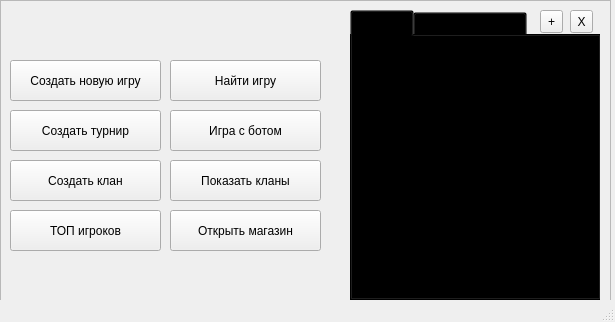
This is Client/mainmenu.ui in ChazGrant/Battleship as Qt 5 draws it before an edit. The edited form follows.
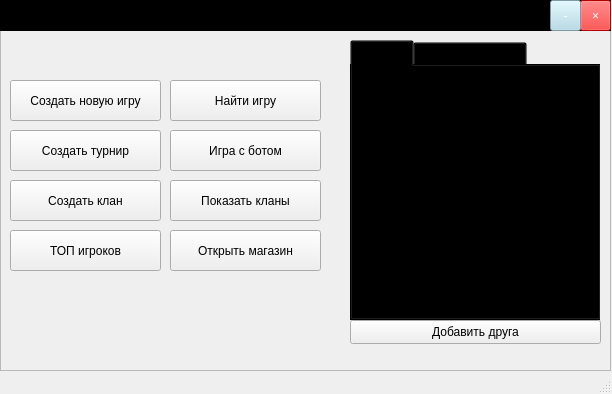
This is the edited form.

```diff
--- a/Client/mainmenu.ui
+++ b/Client/mainmenu.ui
@@ -6,10 +6,22 @@
    <rect>
     <x>0</x>
     <y>0</y>
-    <width>615</width>
-    <height>322</height>
+    <width>612</width>
+    <height>394</height>
    </rect>
   </property>
+  <property name="minimumSize">
+   <size>
+    <width>612</width>
+    <height>394</height>
+   </size>
+  </property>
+  <property name="maximumSize">
+   <size>
+    <width>612</width>
+    <height>394</height>
+   </size>
+  </property>
   <property name="windowTitle">
    <string>MainWindow</string>
   </property>
@@ -20,7 +32,7 @@
       <x>0</x>
       <y>0</y>
       <width>611</width>
-      <height>301</height>
+      <height>371</height>
      </rect>
     </property>
     <property name="frameShape">
@@ -33,7 +45,7 @@
      <property name="geometry">
       <rect>
        <x>10</x>
-       <y>10</y>
+       <y>40</y>
        <width>321</width>
        <height>41</height>
       </rect>
@@ -46,7 +58,7 @@
      <property name="geometry">
       <rect>
        <x>10</x>
-       <y>60</y>
+       <y>80</y>
        <width>151</width>
        <height>41</height>
       </rect>
@@ -59,7 +71,7 @@
      <property name="geometry">
       <rect>
        <x>10</x>
-       <y>160</y>
+       <y>180</y>
        <width>151</width>
        <height>41</height>
       </rect>
@@ -72,7 +84,7 @@
      <property name="geometry">
       <rect>
        <x>170</x>
-       <y>160</y>
+       <y>180</y>
        <width>151</width>
        <height>41</height>
       </rect>
@@ -85,7 +97,7 @@
      <property name="geometry">
       <rect>
        <x>10</x>
-       <y>110</y>
+       <y>130</y>
        <width>151</width>
        <height>41</height>
       </rect>
@@ -98,9 +110,9 @@
      <property name="geometry">
       <rect>
        <x>350</x>
-       <y>10</y>
+       <y>40</y>
        <width>251</width>
-       <height>291</height>
+       <height>281</height>
       </rect>
      </property>
      <property name="styleSheet">
@@ -119,7 +131,7 @@
          <x>0</x>
          <y>0</y>
          <width>241</width>
-         <height>261</height>
+         <height>241</height>
         </rect>
        </property>
       </widget>
@@ -144,7 +156,7 @@
      <property name="geometry">
       <rect>
        <x>170</x>
-       <y>60</y>
+       <y>80</y>
        <width>151</width>
        <height>41</height>
       </rect>
@@ -153,37 +165,11 @@
       <string>Найти игру</string>
      </property>
     </widget>
-    <widget class="QToolButton" name="exitButton">
-     <property name="geometry">
-      <rect>
-       <x>570</x>
-       <y>10</y>
-       <width>23</width>
-       <height>23</height>
-      </rect>
-     </property>
-     <property name="text">
-      <string>X</string>
-     </property>
-    </widget>
-    <widget class="QToolButton" name="addFriendButton">
-     <property name="geometry">
-      <rect>
-       <x>540</x>
-       <y>10</y>
-       <width>23</width>
-       <height>23</height>
-      </rect>
-     </property>
-     <property name="text">
-      <string>+</string>
-     </property>
-    </widget>
     <widget class="QPushButton" name="openShopButton">
      <property name="geometry">
       <rect>
        <x>170</x>
-       <y>210</y>
+       <y>230</y>
        <width>151</width>
        <height>41</height>
       </rect>
@@ -196,7 +182,7 @@
      <property name="geometry">
       <rect>
        <x>170</x>
-       <y>110</y>
+       <y>130</y>
        <width>151</width>
        <height>41</height>
       </rect>
@@ -209,7 +195,7 @@
      <property name="geometry">
       <rect>
        <x>10</x>
-       <y>210</y>
+       <y>230</y>
        <width>151</width>
        <height>41</height>
       </rect>
@@ -218,6 +204,72 @@
       <string>ТОП игроков</string>
      </property>
     </widget>
+    <widget class="QFrame" name="frame_3">
+     <property name="geometry">
+      <rect>
+       <x>0</x>
+       <y>0</y>
+       <width>611</width>
+       <height>31</height>
+      </rect>
+     </property>
+     <property name="styleSheet">
+      <string notr="true">background:black</string>
+     </property>
+     <property name="frameShape">
+      <enum>QFrame::StyledPanel</enum>
+     </property>
+     <property name="frameShadow">
+      <enum>QFrame::Raised</enum>
+     </property>
+     <widget class="QToolButton" name="exitButton">
+      <property name="geometry">
+       <rect>
+        <x>580</x>
+        <y>0</y>
+        <width>31</width>
+        <height>31</height>
+       </rect>
+      </property>
+      <property name="styleSheet">
+       <string notr="true">color: white;
+background: red;</string>
+      </property>
+      <property name="text">
+       <string>×</string>
+      </property>
+     </widget>
+     <widget class="QToolButton" name="hideButton">
+      <property name="geometry">
+       <rect>
+        <x>550</x>
+        <y>0</y>
+        <width>31</width>
+        <height>31</height>
+       </rect>
+      </property>
+      <property name="styleSheet">
+       <string notr="true">color: white;
+background: lightblue;</string>
+      </property>
+      <property name="text">
+       <string>-</string>
+      </property>
+     </widget>
+    </widget>
+    <widget class="QPushButton" name="addFriendButton">
+     <property name="geometry">
+      <rect>
+       <x>350</x>
+       <y>320</y>
+       <width>251</width>
+       <height>24</height>
+      </rect>
+     </property>
+     <property name="text">
+      <string>Добавить друга</string>
+     </property>
+    </widget>
    </widget>
   </widget>
   <widget class="QMenuBar" name="menubar">
```
Left out of the diff: 9 changed lines with no effect on the pictures.
